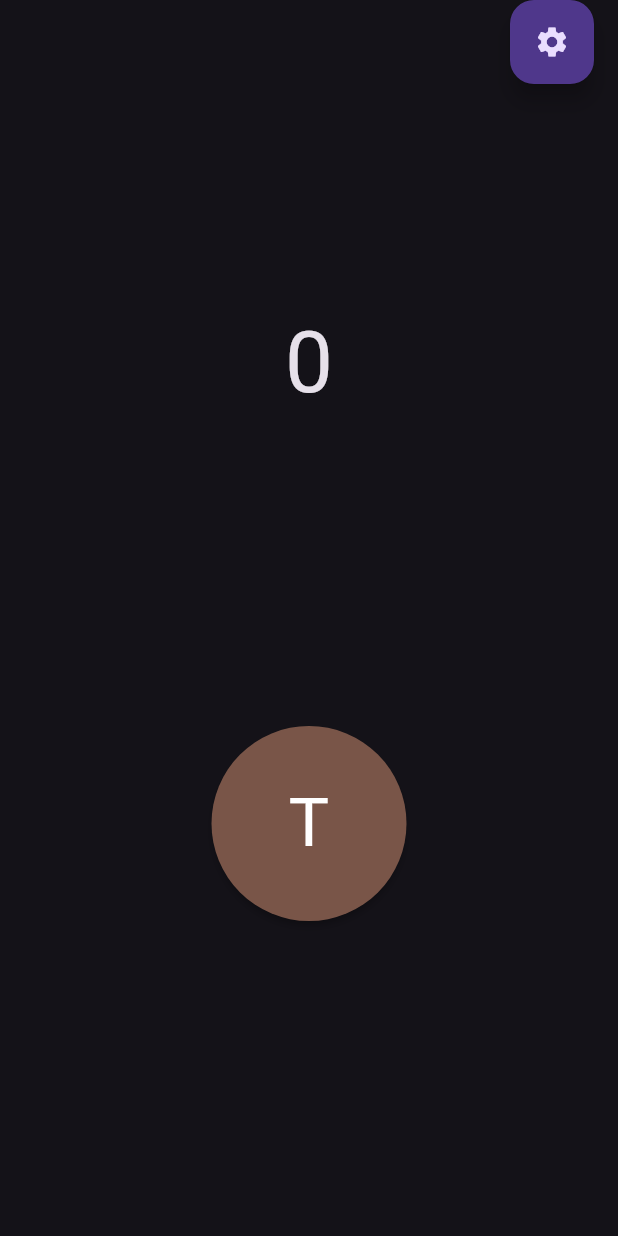
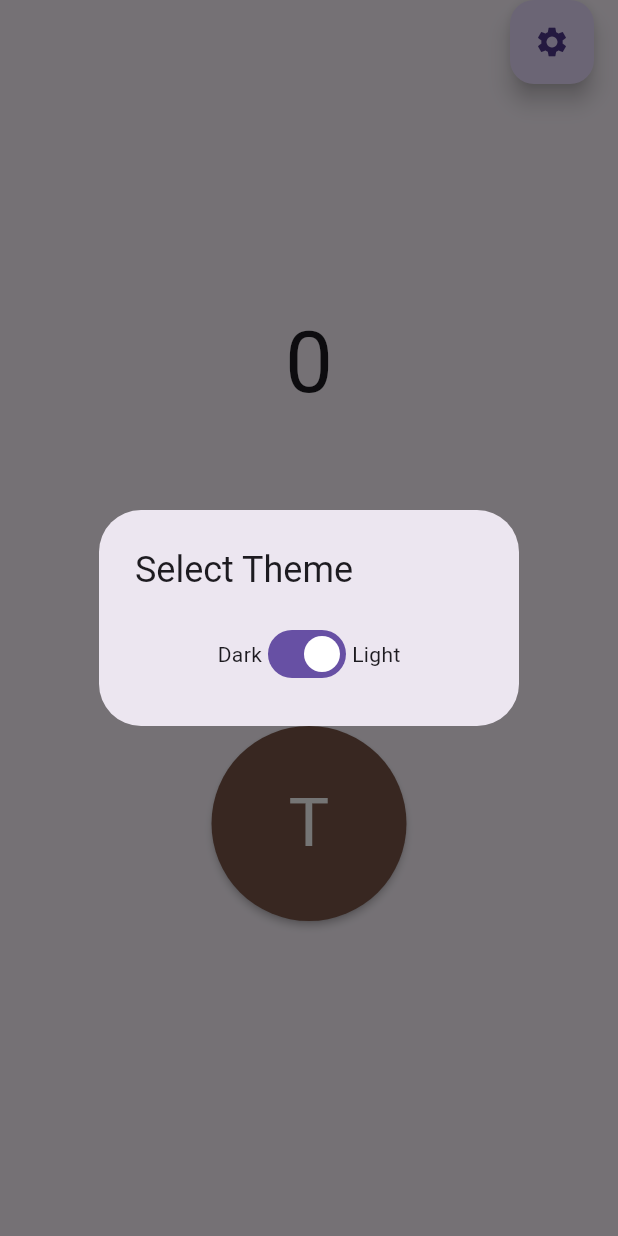
Before and after one commit to benfry128/flips, a Flutter app: the screen it shows after launch, after a tap on the "settings" icon, on a phone screen of 412 x 824 dp. Run offline on Flutter 3.47's test engine with Material 3 defaults, Android fonts, the phone set to English and light mode, and no system bars.

Commit message:
Settings button which opens dialog to allow dark or light mode

```diff
--- a/lib/main.dart
+++ b/lib/main.dart
@@ -33,15 +33,16 @@
           )
         )
       ),
-      home: MyHomePage(toggleTheme: _toggleTheme),
+      home: MyHomePage(toggleTheme: _toggleTheme, brightness: _brightness),
     );
   }
 }
 
 class MyHomePage extends StatefulWidget {
-  const MyHomePage({super.key, required this.toggleTheme});
+  const MyHomePage({super.key, required this.toggleTheme, required this.brightness});
 
   final VoidCallback toggleTheme;
+  final Brightness brightness;
 
   @override
   State<MyHomePage> createState() => _MyHomePageState();
@@ -92,11 +93,36 @@
       ),
       floatingActionButtonLocation: FloatingActionButtonLocation.endTop,
       floatingActionButton: FloatingActionButton(
-        onPressed: widget.toggleTheme,
+        onPressed: () => _settingsDialogBuilder(context),
         child: Icon(
           Icons.settings,
         )
       ),
     );
   }
+
+  Future<void> _settingsDialogBuilder(BuildContext context) {
+    return showDialog<void>(
+      context: context,
+      builder: (BuildContext context) {
+        return AlertDialog(
+          title: const Text('Select Theme'),
+          content:
+            Row(
+              mainAxisAlignment: MainAxisAlignment.center,
+              children: <Widget>[
+                const Text('Dark'),
+                Switch(
+                  value: widget.brightness == Brightness.light,
+                  onChanged: (bool value) {
+                    widget.toggleTheme();
+                  },
+                ),
+                const Text('Light'),
+              ]
+            )
+        );
+      }
+    );
+  }
 }
```
